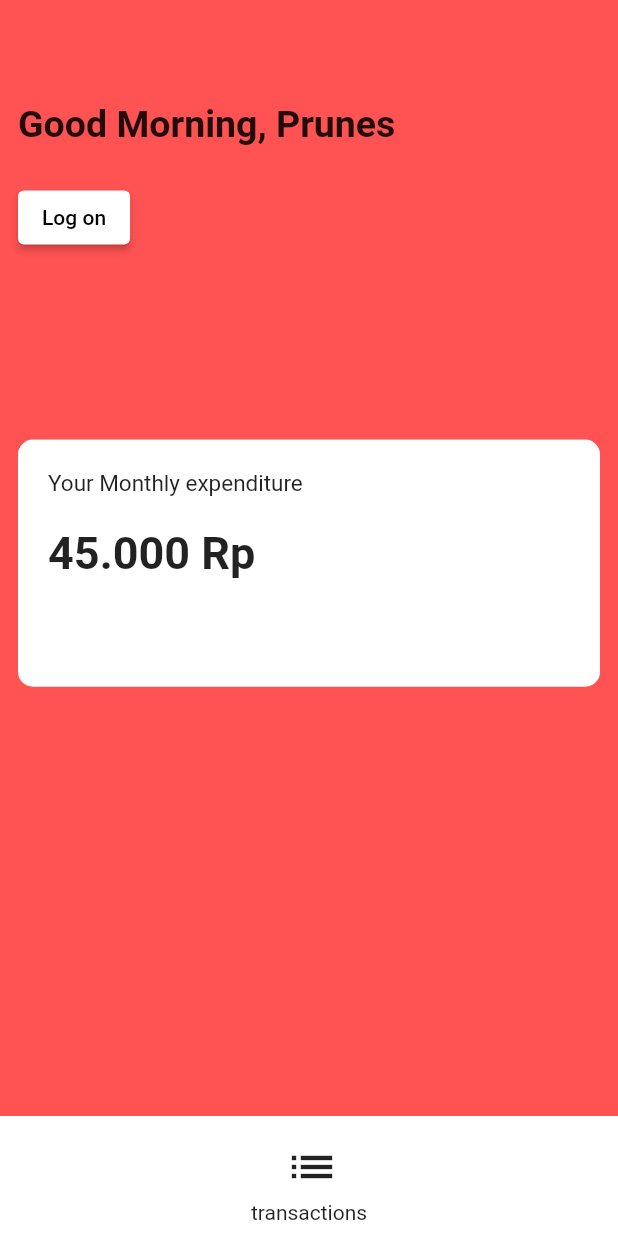
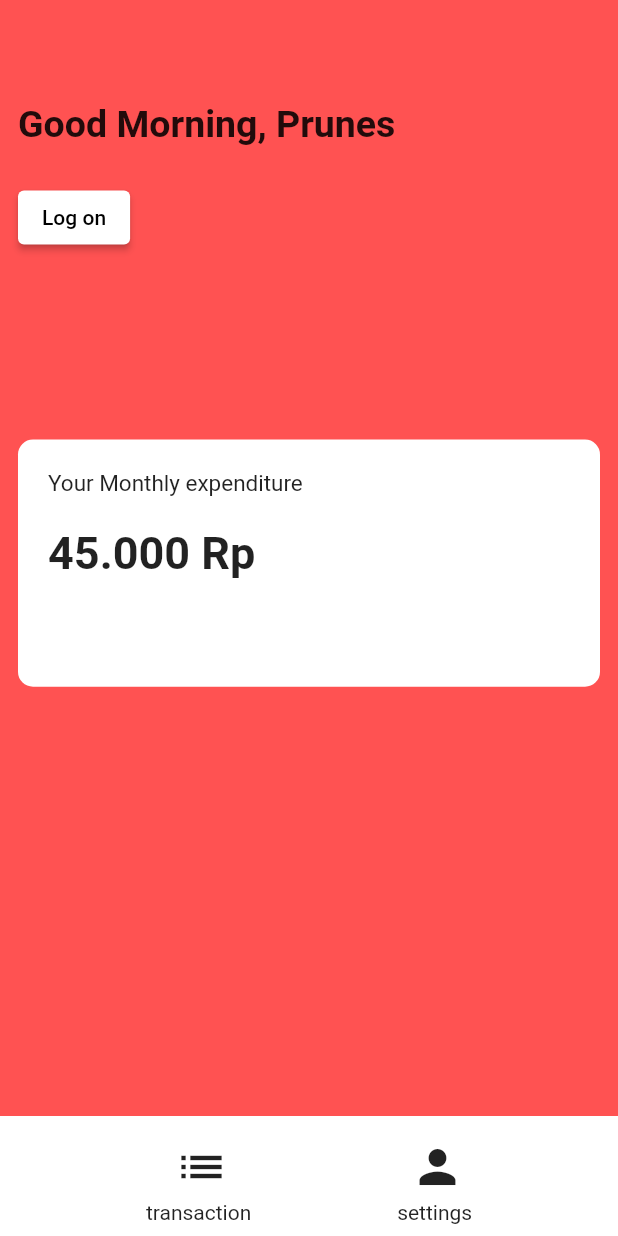
Before and after one commit to PrunesLand/finance-tracker, a Flutter app: the screen it shows after launch, on a phone screen of 412 x 824 dp. Run offline on Flutter 3.47's test engine with Material 2 defaults, Android fonts, the phone set to English and light mode, and no system bars; our stand-ins replace fluro, flutter_bloc, freezed_annotation.

Commit message:
feat: reusable nav icon

```diff
--- a/lib/modules/dashboard/presentation/main_navigation.dart
+++ b/lib/modules/dashboard/presentation/main_navigation.dart
@@ -1,5 +1,7 @@
+import 'package:finance_tracker/modules/dashboard/index.dart';
 import 'package:finance_tracker/routing/application.dart';
 import 'package:fluro/fluro.dart';
+import 'package:flutter/foundation.dart';
 import 'package:flutter/material.dart';
 
 class MainNavigation extends StatelessWidget {
@@ -18,22 +20,18 @@ class MainNavigation extends StatelessWidget {
         padding: const EdgeInsets.symmetric(vertical: 8.0),
         child: Row(
           mainAxisAlignment: MainAxisAlignment.spaceEvenly,
-          children: [
-            Column(
-              mainAxisAlignment: MainAxisAlignment.center,
-              crossAxisAlignment: CrossAxisAlignment.center,
-              children: [
-                IconButton(
-                    onPressed: onPress,
-                    icon: const Icon(
-                      Icons.list,
-                      size: 36.0,
-                    )),
-                const Text(
-                  'transactions',
-                  textAlign: TextAlign.center,
-                )
-              ],
+          children: const [
+            NavIcon(
+              key: Key('Transaction'),
+              label: NavEnum.transaction,
+              navIcon: Icons.list,
+              path: '/profile',
+            ),
+            NavIcon(
+              key: Key('Profile'),
+              label: NavEnum.settings,
+              navIcon: Icons.person,
+              path: '/',
             ),
           ],
         ),
--- a/lib/modules/dashboard/presentation/widgets/index.dart
+++ b/lib/modules/dashboard/presentation/widgets/index.dart
@@ -1 +1,2 @@
 export 'main_home_page.dart';
+export 'nav_icons.dart';
--- /dev/null
+++ b/lib/modules/dashboard/presentation/widgets/nav_icons.dart
@@ -0,0 +1,31 @@
+import 'package:finance_tracker/modules/dashboard/index.dart';
+import 'package:flutter/foundation.dart';
+import 'package:flutter/material.dart';
+
+class NavIcon extends StatelessWidget {
+  final String path;
+  final NavEnum label;
+  final IconData navIcon;
+
+  const NavIcon({
+    Key? key,
+    required this.path,
+    required this.label,
+    required this.navIcon,
+  }) : super(key: key);
+
+  @override
+  Widget build(BuildContext context) {
+    return Column(
+      children: [
+        IconButton(
+            onPressed: () => Navigator.pushNamed(context, path),
+            icon: Icon(
+              navIcon,
+              size: 36.0,
+            )),
+        Text(describeEnum(label))
+      ],
+    );
+  }
+}
```
